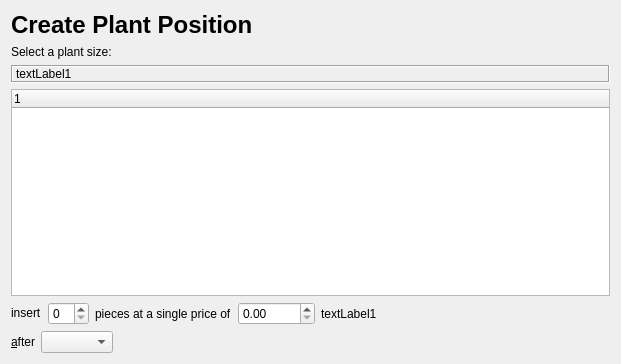
Above: src/insertplantbase.ui from dragotin/kraft before the change. Below: the same form after it.
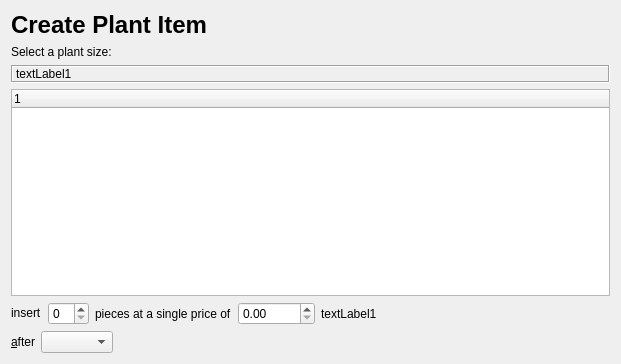
That is the form after the change.

```diff
--- a/src/insertplantbase.ui
+++ b/src/insertplantbase.ui
@@ -29,7 +29,7 @@
         </font>
        </property>
        <property name="text">
-        <string>Create Plant Position</string>
+        <string>Create Plant Item</string>
        </property>
        <property name="textFormat">
         <enum>Qt::PlainText</enum>
```
